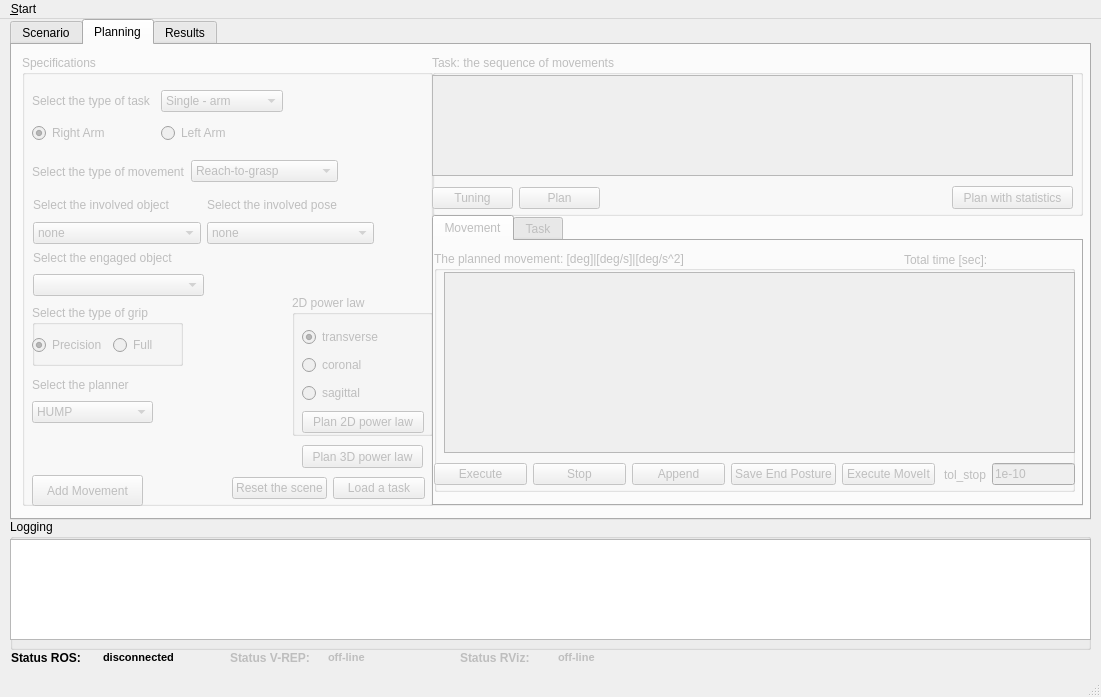
This is ui/main_window.ui in JoaoQPereira/motion_manager as Qt 5 draws it before an edit. The edited form follows.
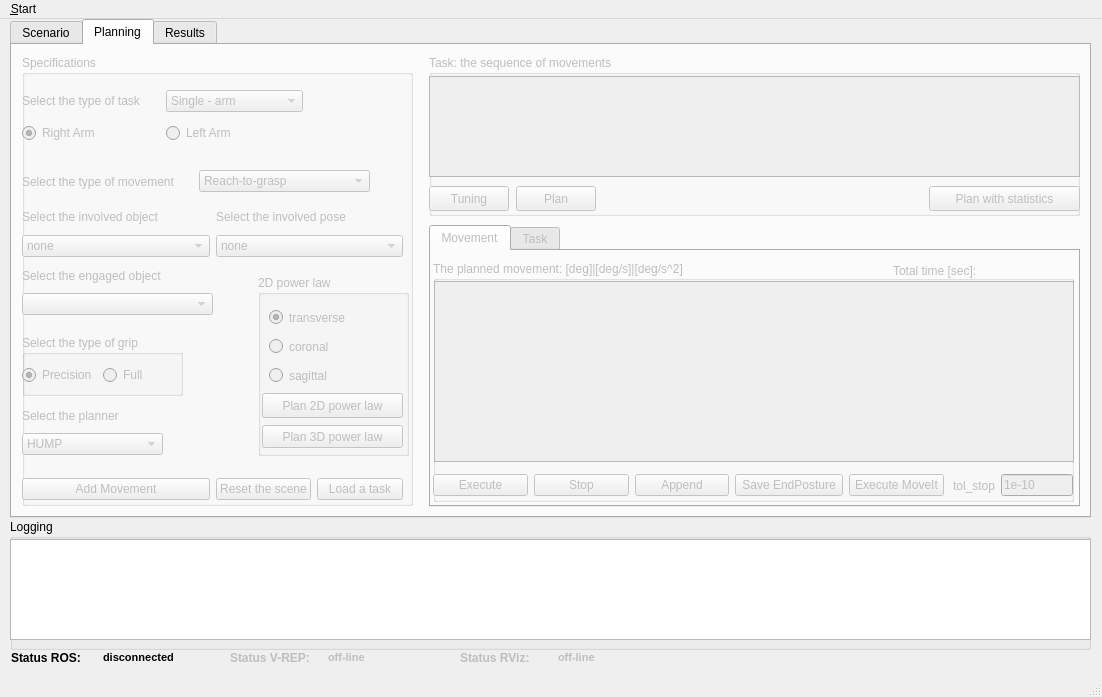
This is the edited form. The open tabs and pages were chosen to show the change. Icons and pictures are not drawn. Custom widgets are drawn as their Qt base class.

```diff
--- a/ui/main_window.ui
+++ b/ui/main_window.ui
@@ -6,7 +6,7 @@
    <rect>
     <x>0</x>
     <y>0</y>
-    <width>1101</width>
+    <width>1102</width>
     <height>697</height>
    </rect>
   </property>
@@ -213,7 +213,7 @@
       <x>10</x>
       <y>0</y>
       <width>1081</width>
-      <height>501</height>
+      <height>499</height>
      </rect>
     </property>
     <property name="currentIndex">
@@ -375,7 +375,7 @@
        <rect>
         <x>10</x>
         <y>10</y>
-        <width>411</width>
+        <width>391</width>
         <height>451</height>
        </rect>
       </property>
@@ -385,9 +385,9 @@
       <widget class="QWidget" name="layoutWidget_task">
        <property name="geometry">
         <rect>
-         <x>10</x>
+         <x>0</x>
          <y>30</y>
-         <width>251</width>
+         <width>281</width>
          <height>64</height>
         </rect>
        </property>
@@ -396,6 +396,12 @@
          <layout class="QHBoxLayout" name="horizontalLayout_task">
           <item>
            <widget class="QLabel" name="label_2">
+            <property name="font">
+             <font>
+              <weight>50</weight>
+              <bold>false</bold>
+             </font>
+            </property>
             <property name="text">
              <string>Select the type of task</string>
             </property>
@@ -443,15 +449,21 @@
       <widget class="QWidget" name="layoutWidget_mov">
        <property name="geometry">
         <rect>
-         <x>10</x>
-         <y>100</y>
-         <width>306</width>
+         <x>0</x>
+         <y>110</y>
+         <width>348</width>
          <height>33</height>
         </rect>
        </property>
        <layout class="QHBoxLayout" name="horizontalLayout_mov">
         <item>
          <widget class="QLabel" name="label_3">
+          <property name="font">
+           <font>
+            <weight>50</weight>
+            <bold>false</bold>
+           </font>
+          </property>
           <property name="text">
            <string>Select the type of movement</string>
           </property>
@@ -496,12 +508,18 @@
       <widget class="QGroupBox" name="groupBox_grip">
        <property name="geometry">
         <rect>
-         <x>10</x>
-         <y>250</y>
-         <width>151</width>
+         <x>0</x>
+         <y>280</y>
+         <width>161</width>
          <height>61</height>
         </rect>
        </property>
+       <property name="font">
+        <font>
+         <weight>50</weight>
+         <bold>false</bold>
+        </font>
+       </property>
        <property name="title">
         <string>Select the type of grip</string>
        </property>
@@ -510,7 +528,7 @@
          <rect>
           <x>0</x>
           <y>20</y>
-          <width>141</width>
+          <width>153</width>
           <height>41</height>
          </rect>
         </property>
@@ -542,15 +560,21 @@
       <widget class="QWidget" name="layoutWidget_planner">
        <property name="geometry">
         <rect>
-         <x>10</x>
-         <y>320</y>
-         <width>121</width>
-         <height>48</height>
+         <x>0</x>
+         <y>350</y>
+         <width>141</width>
+         <height>50</height>
         </rect>
        </property>
        <layout class="QVBoxLayout" name="verticalLayout_2">
         <item>
          <widget class="QLabel" name="label_5">
+          <property name="font">
+           <font>
+            <weight>50</weight>
+            <bold>false</bold>
+           </font>
+          </property>
           <property name="text">
            <string>Select the planner</string>
           </property>
@@ -592,121 +616,100 @@
         </item>
        </layout>
       </widget>
-      <widget class="QPushButton" name="pushButton_addMov">
-       <property name="geometry">
-        <rect>
-         <x>10</x>
-         <y>420</y>
-         <width>111</width>
-         <height>31</height>
-        </rect>
-       </property>
-       <property name="text">
-        <string>Add Movement</string>
-       </property>
-      </widget>
-      <widget class="QWidget" name="layoutWidget">
-       <property name="geometry">
-        <rect>
-         <x>210</x>
-         <y>420</y>
-         <width>193</width>
-         <height>26</height>
-        </rect>
-       </property>
-       <layout class="QHBoxLayout" name="horizontalLayout">
-        <item>
-         <widget class="QPushButton" name="pushButton_scene_reset">
-          <property name="text">
-           <string>Reset the scene</string>
-          </property>
-         </widget>
-        </item>
-        <item>
-         <widget class="QPushButton" name="pushButton_load_task">
-          <property name="text">
-           <string>Load a task</string>
-          </property>
-         </widget>
-        </item>
-       </layout>
-      </widget>
       <widget class="QGroupBox" name="groupBox_power_law">
        <property name="geometry">
         <rect>
-         <x>270</x>
-         <y>240</y>
-         <width>141</width>
-         <height>141</height>
+         <x>236</x>
+         <y>220</y>
+         <width>151</width>
+         <height>181</height>
         </rect>
        </property>
+       <property name="font">
+        <font>
+         <weight>50</weight>
+         <bold>false</bold>
+        </font>
+       </property>
        <property name="title">
         <string>2D power law</string>
        </property>
-       <widget class="QWidget" name="layoutWidget">
+       <widget class="QRadioButton" name="radioButton_coronal">
         <property name="geometry">
          <rect>
-          <x>10</x>
-          <y>30</y>
-          <width>122</width>
-          <height>110</height>
+          <x>11</x>
+          <y>60</y>
+          <width>76</width>
+          <height>23</height>
          </rect>
         </property>
-        <layout class="QVBoxLayout" name="verticalLayout_3">
-         <item>
-          <widget class="QRadioButton" name="radioButton_transverse">
-           <property name="text">
-            <string>transverse</string>
-           </property>
-           <property name="checked">
-            <bool>true</bool>
-           </property>
-          </widget>
-         </item>
-         <item>
-          <widget class="QRadioButton" name="radioButton_coronal">
-           <property name="text">
-            <string>coronal</string>
-           </property>
-          </widget>
-         </item>
-         <item>
-          <widget class="QRadioButton" name="radioButton_sagittal">
-           <property name="text">
-            <string>sagittal</string>
-           </property>
-          </widget>
-         </item>
-         <item>
-          <widget class="QPushButton" name="pushButton_plan_2d_power_law">
-           <property name="text">
-            <string>Plan 2D power law</string>
-           </property>
-          </widget>
-         </item>
-        </layout>
+        <property name="text">
+         <string>coronal</string>
+        </property>
        </widget>
-      </widget>
-      <widget class="QPushButton" name="pushButton_plan_3d_power_law">
-       <property name="geometry">
-        <rect>
-         <x>280</x>
-         <y>390</y>
-         <width>121</width>
-         <height>23</height>
-        </rect>
-       </property>
-       <property name="text">
-        <string>Plan 3D power law</string>
-       </property>
+       <widget class="QRadioButton" name="radioButton_transverse">
+        <property name="geometry">
+         <rect>
+          <x>11</x>
+          <y>31</y>
+          <width>97</width>
+          <height>23</height>
+         </rect>
+        </property>
+        <property name="text">
+         <string>transverse</string>
+        </property>
+        <property name="checked">
+         <bool>true</bool>
+        </property>
+       </widget>
+       <widget class="QRadioButton" name="radioButton_sagittal">
+        <property name="geometry">
+         <rect>
+          <x>11</x>
+          <y>89</y>
+          <width>76</width>
+          <height>23</height>
+         </rect>
+        </property>
+        <property name="text">
+         <string>sagittal</string>
+        </property>
+       </widget>
+       <widget class="QPushButton" name="pushButton_plan_2d_power_law">
+        <property name="geometry">
+         <rect>
+          <x>4</x>
+          <y>118</y>
+          <width>141</width>
+          <height>25</height>
+         </rect>
+        </property>
+        <property name="text">
+         <string>Plan 2D power law</string>
+        </property>
+       </widget>
+       <widget class="QPushButton" name="pushButton_plan_3d_power_law">
+        <property name="geometry">
+         <rect>
+          <x>4</x>
+          <y>150</y>
+          <width>141</width>
+          <height>23</height>
+         </rect>
+        </property>
+        <property name="text">
+         <string>Plan 3D power law</string>
+        </property>
+       </widget>
       </widget>
       <widget class="QWidget" name="layoutWidget">
        <property name="geometry">
         <rect>
-         <x>11</x>
-         <y>193</y>
-         <width>171</width>
-         <height>48</height>
+         <x>0</x>
+         <y>210</y>
+         <width>191</width>
+         <height>50</height>
         </rect>
        </property>
        <layout class="QVBoxLayout" name="verticalLayout_eng_obj">
@@ -725,10 +728,10 @@
       <widget class="QWidget" name="layoutWidget">
        <property name="geometry">
         <rect>
-         <x>11</x>
-         <y>139</y>
-         <width>341</width>
-         <height>50</height>
+         <x>0</x>
+         <y>150</y>
+         <width>381</width>
+         <height>52</height>
         </rect>
        </property>
        <layout class="QHBoxLayout" name="horizontalLayout_15">
@@ -780,11 +783,48 @@
         </item>
        </layout>
       </widget>
+      <widget class="QWidget" name="">
+       <property name="geometry">
+        <rect>
+         <x>0</x>
+         <y>420</y>
+         <width>381</width>
+         <height>29</height>
+        </rect>
+       </property>
+       <layout class="QHBoxLayout" name="horizontalLayout_14">
+        <item>
+         <widget class="QPushButton" name="pushButton_addMov">
+          <property name="text">
+           <string>Add Movement</string>
+          </property>
+         </widget>
+        </item>
+        <item>
+         <layout class="QHBoxLayout" name="horizontalLayout">
+          <item>
+           <widget class="QPushButton" name="pushButton_scene_reset">
+            <property name="text">
+             <string>Reset the scene</string>
+            </property>
+           </widget>
+          </item>
+          <item>
+           <widget class="QPushButton" name="pushButton_load_task">
+            <property name="text">
+             <string>Load a task</string>
+            </property>
+           </widget>
+          </item>
+         </layout>
+        </item>
+       </layout>
+      </widget>
      </widget>
      <widget class="QGroupBox" name="groupBox_task">
       <property name="geometry">
        <rect>
-        <x>420</x>
+        <x>417</x>
         <y>10</y>
         <width>651</width>
         <height>161</height>
@@ -797,59 +837,63 @@
        <property name="geometry">
         <rect>
          <x>0</x>
-         <y>20</y>
-         <width>641</width>
+         <y>21</y>
+         <width>651</width>
          <height>101</height>
         </rect>
        </property>
       </widget>
-      <widget class="QWidget" name="layoutWidget">
-       <property name="geometry">
-        <rect>
-         <x>0</x>
-         <y>130</y>
-         <width>168</width>
-         <height>26</height>
-        </rect>
-       </property>
-       <layout class="QHBoxLayout" name="horizontalLayout_14">
-        <item>
-         <widget class="QPushButton" name="pushButton_tuning">
-          <property name="text">
-           <string>Tuning</string>
-          </property>
-         </widget>
-        </item>
-        <item>
-         <widget class="QPushButton" name="pushButton_plan">
-          <property name="text">
-           <string>Plan</string>
-          </property>
-         </widget>
-        </item>
-       </layout>
-      </widget>
       <widget class="QPushButton" name="pushButton_plan_trials">
        <property name="geometry">
         <rect>
-         <x>520</x>
+         <x>500</x>
          <y>131</y>
-         <width>121</width>
-         <height>23</height>
+         <width>151</width>
+         <height>25</height>
         </rect>
        </property>
        <property name="text">
         <string>Plan with statistics</string>
        </property>
       </widget>
+      <widget class="QPushButton" name="pushButton_tuning">
+       <property name="geometry">
+        <rect>
+         <x>0</x>
+         <y>131</y>
+         <width>80</width>
+         <height>25</height>
+        </rect>
+       </property>
+       <property name="text">
+        <string>Tuning</string>
+       </property>
+      </widget>
+      <widget class="QPushButton" name="pushButton_plan">
+       <property name="geometry">
+        <rect>
+         <x>87</x>
+         <y>131</y>
+         <width>80</width>
+         <height>25</height>
+        </rect>
+       </property>
+       <property name="text">
+        <string>Plan</string>
+       </property>
+      </widget>
+      <zorder>listWidget_movs</zorder>
+      <zorder>layoutWidget</zorder>
+      <zorder>pushButton_plan_trials</zorder>
+      <zorder>tableWidget_sol_mov</zorder>
      </widget>
      <widget class="QTabWidget" name="tabWidget_sol">
       <property name="geometry">
        <rect>
-        <x>420</x>
-        <y>170</y>
+        <x>417</x>
+        <y>180</y>
         <width>651</width>
-        <height>291</height>
+        <height>282</height>
        </rect>
       </property>
       <property name="currentIndex">
@@ -862,7 +906,7 @@
        <widget class="QGroupBox" name="groupBox_sol_mov">
         <property name="geometry">
          <rect>
-          <x>0</x>
+          <x>2</x>
           <y>10</y>
           <width>641</width>
           <height>241</height>
@@ -874,10 +918,10 @@
         <widget class="QWidget" name="layoutWidget_time_mov">
          <property name="geometry">
           <rect>
-           <x>470</x>
+           <x>460</x>
            <y>0</y>
-           <width>166</width>
-           <height>18</height>
+           <width>171</width>
+           <height>19</height>
           </rect>
          </property>
          <layout class="QHBoxLayout" name="horizontalLayout_time_mov">
@@ -900,23 +944,23 @@
         <widget class="QTableWidget" name="tableWidget_sol_mov">
          <property name="geometry">
           <rect>
-           <x>10</x>
-           <y>21</y>
-           <width>631</width>
+           <x>1</x>
+           <y>20</y>
+           <width>640</width>
            <height>181</height>
           </rect>
          </property>
         </widget>
-        <widget class="QWidget" name="layoutWidget_tol_stop">
+        <widget class="QWidget" name="">
          <property name="geometry">
           <rect>
-           <x>510</x>
+           <x>520</x>
            <y>210</y>
-           <width>131</width>
-           <height>27</height>
+           <width>120</width>
+           <height>29</height>
           </rect>
          </property>
-         <layout class="QHBoxLayout" name="horizontalLayout_19">
+         <layout class="QHBoxLayout" name="horizontalLayout_16">
           <item>
            <widget class="QLabel" name="label_34">
             <property name="text">
@@ -933,16 +977,16 @@
           </item>
          </layout>
         </widget>
-        <widget class="QWidget" name="layoutWidget">
+        <widget class="QWidget" name="">
          <property name="geometry">
           <rect>
            <x>0</x>
            <y>210</y>
-           <width>501</width>
-           <height>26</height>
+           <width>511</width>
+           <height>29</height>
           </rect>
          </property>
-         <layout class="QHBoxLayout" name="horizontalLayout_16">
+         <layout class="QHBoxLayout" name="horizontalLayout_18">
           <item>
            <widget class="QPushButton" name="pushButton_execMov">
             <property name="text">
@@ -966,8 +1010,11 @@
           </item>
           <item>
            <widget class="QPushButton" name="pushButton_save_end_posture">
+            <property name="enabled">
+             <bool>false</bool>
+            </property>
             <property name="text">
-             <string>Save End Posture</string>
+             <string> Save EndPosture </string>
             </property>
            </widget>
           </item>
@@ -1440,8 +1487,41 @@
             <height>23</height>
            </rect>
           </property>
-          <property name="text">
-           <string>show 1/6 power law results</string>
+          <layout class="QHBoxLayout" name="horizontalLayout_19">
+           <item>
+            <widget class="QPushButton" name="pushButton_joints_results_task">
+             <property name="text">
+              <string>show results of the joints</string>
+             </property>
+            </widget>
+           </item>
+           <item>
+            <widget class="QPushButton" name="pushButton_power_law_3D">
+             <property name="text">
+              <string>show 1/6 power law results</string>
+             </property>
+            </widget>
+           </item>
+           <item>
+            <widget class="QPushButton" name="pushButton_power_law">
+             <property name="enabled">
+              <bool>false</bool>
+             </property>
+             <property name="text">
+              <string>show 2/3 power law results</string>
+             </property>
+            </widget>
+           </item>
+          </layout>
+         </widget>
+         <widget class="QWidget" name="">
+          <property name="geometry">
+           <rect>
+            <x>10</x>
+            <y>370</y>
+            <width>171</width>
+            <height>41</height>
+           </rect>
           </property>
          </widget>
         </widget>
@@ -1538,14 +1618,88 @@
      </item>
     </layout>
    </widget>
+   <widget class="QSplitter" name="splitter">
+    <property name="geometry">
+     <rect>
+      <x>0</x>
+      <y>0</y>
+      <width>0</width>
+      <height>0</height>
+     </rect>
+    </property>
+    <property name="orientation">
+     <enum>Qt::Vertical</enum>
+    </property>
+   </widget>
+   <widget class="QSplitter" name="splitter_2">
+    <property name="geometry">
+     <rect>
+      <x>0</x>
+      <y>0</y>
+      <width>0</width>
+      <height>0</height>
+     </rect>
+    </property>
+    <property name="orientation">
+     <enum>Qt::Vertical</enum>
+    </property>
+   </widget>
+   <widget class="QSplitter" name="splitter_3">
+    <property name="geometry">
+     <rect>
+      <x>0</x>
+      <y>0</y>
+      <width>0</width>
+      <height>0</height>
+     </rect>
+    </property>
+    <property name="orientation">
+     <enum>Qt::Vertical</enum>
+    </property>
+   </widget>
+   <widget class="QSplitter" name="splitter_4">
+    <property name="geometry">
+     <rect>
+      <x>0</x>
+      <y>0</y>
+      <width>0</width>
+      <height>0</height>
+     </rect>
+    </property>
+    <property name="orientation">
+     <enum>Qt::Horizontal</enum>
+    </property>
+   </widget>
+   <widget class="QWidget" name="">
+    <property name="geometry">
+     <rect>
+      <x>0</x>
+      <y>0</y>
+      <width>2</width>
+      <height>2</height>
+     </rect>
+    </property>
+    <layout class="QHBoxLayout" name="horizontalLayout_22"/>
+   </widget>
+   <widget class="QWidget" name="">
+    <property name="geometry">
+     <rect>
+      <x>0</x>
+      <y>0</y>
+      <width>2</width>
+      <height>2</height>
+     </rect>
+    </property>
+    <layout class="QHBoxLayout" name="horizontalLayout_23"/>
+   </widget>
   </widget>
   <widget class="QMenuBar" name="menubar">
    <property name="geometry">
     <rect>
      <x>0</x>
      <y>0</y>
-     <width>1101</width>
-     <height>21</height>
+     <width>1102</width>
+     <height>22</height>
     </rect>
    </property>
    <widget class="QMenu" name="menu_Start">
```
Left out of the diff: 208 changed lines with no effect on the pictures.
